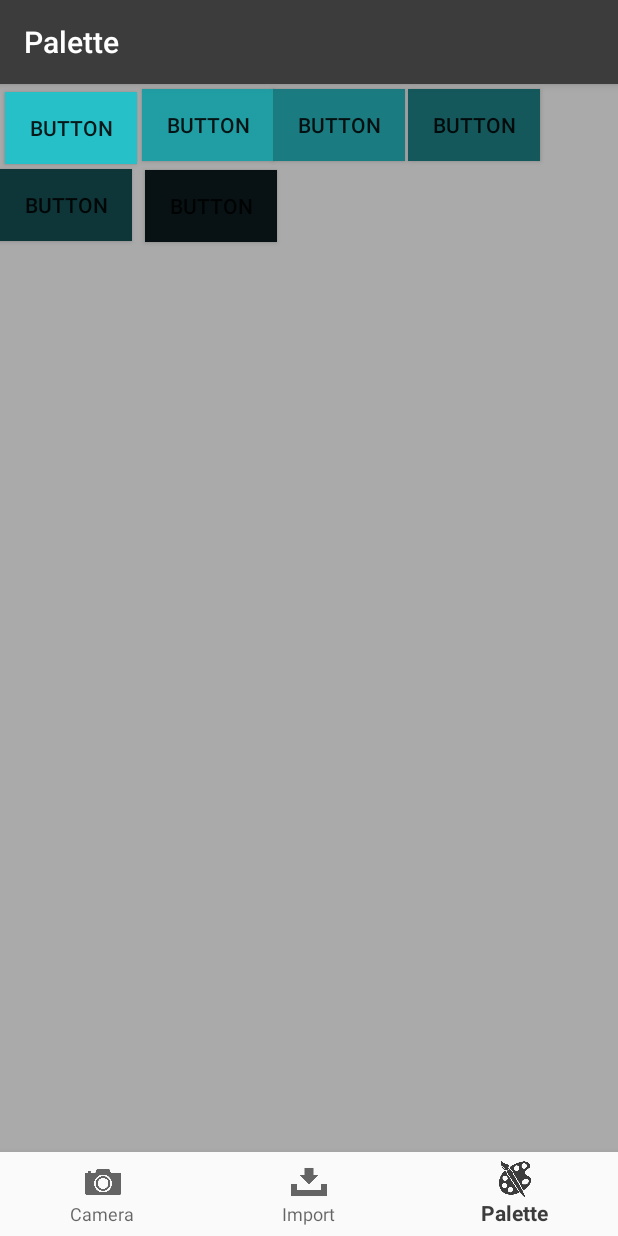
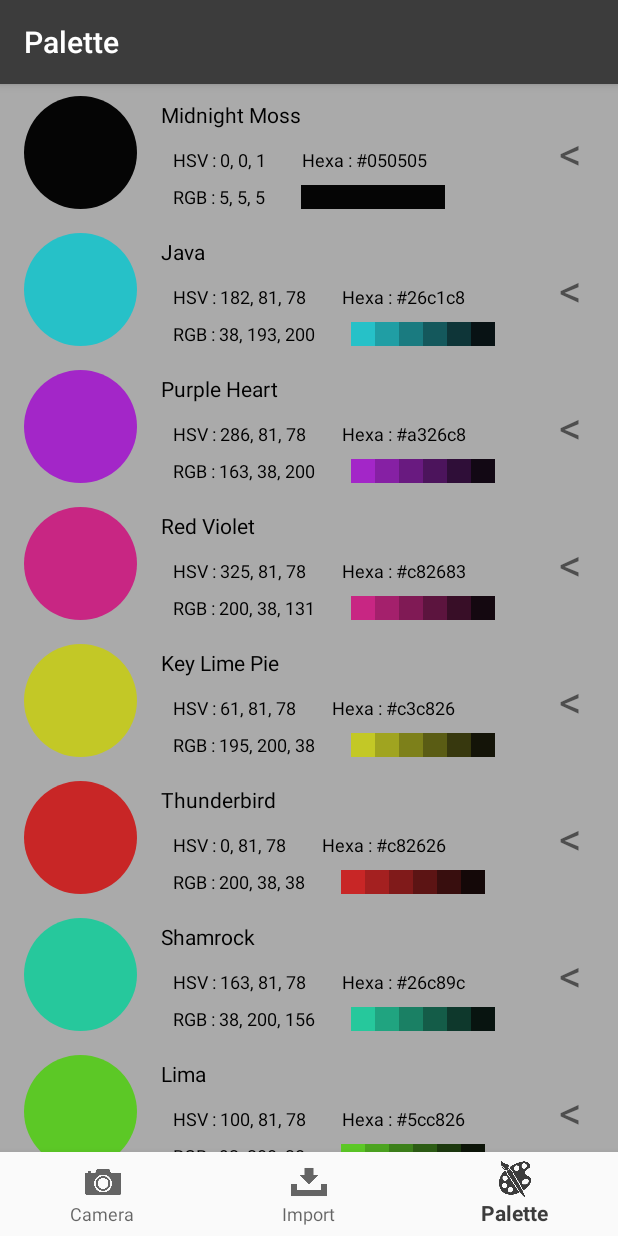
Before and after one commit to KieceDonc/Coloor, an Android app: the screen it shows after launch (MainActivity), on a phone screen of 412 x 824 dp. Run offline under Robolectric (Android 15) with nearby library versions, the phone set to English and light mode, and no system bars; our stand-ins replace CircleImageView, navigation-ui; pictures from the network do not load.

Commit message:
palette recycleview

```diff
--- a/app/src/main/java/com/vvdev/colorpicker/fragment/Palette/EditColorFragment.java
+++ b/app/src/main/java/com/vvdev/colorpicker/fragment/Palette/PaletteFragment.java
@@ -1,22 +1,22 @@
 package com.vvdev.colorpicker.fragment.Palette;
 
-import android.graphics.Color;
 import android.os.Bundle;
-import android.util.Log;
 import android.view.LayoutInflater;
 import android.view.View;
 import android.view.ViewGroup;
-import android.widget.Button;
 
 import com.vvdev.colorpicker.R;
-import com.vvdev.colorpicker.interfaces.ColorSpec;
+import com.vvdev.colorpicker.interfaces.ColorsData;
+import com.vvdev.colorpicker.ui.PaletteAdapter;
 
 import androidx.annotation.NonNull;
 import androidx.annotation.Nullable;
 import androidx.appcompat.app.AppCompatActivity;
 import androidx.fragment.app.Fragment;
+import androidx.recyclerview.widget.LinearLayoutManager;
+import androidx.recyclerview.widget.RecyclerView;
 
-public class EditColorFragment extends Fragment {
+public class PaletteFragment extends Fragment {
 
 
     public View onCreateView(@NonNull LayoutInflater inflater,
@@ -29,24 +29,13 @@ public class EditColorFragment extends Fragment {
     @Override
     public void onViewCreated(@NonNull View view, @Nullable Bundle savedInstanceState) {
         super.onViewCreated(view, savedInstanceState);
+        final RecyclerView rv = view.findViewById(R.id.pRecyclerView);
+        rv.setLayoutManager(new LinearLayoutManager(getContext()));
+        rv.setAdapter(new PaletteAdapter(ColorsData.getColorsSpec()));
     }
 
     @Override
     public void onResume() {
         super.onResume();
-        Button[] c = new Button[6];
-        c[0] = getView().findViewById(R.id.color0);
-        c[1] = getView().findViewById(R.id.color1);
-        c[2] = getView().findViewById(R.id.color2);
-        c[3] = getView().findViewById(R.id.color3);
-        c[4] = getView().findViewById(R.id.color4);
-        c[5] = getView().findViewById(R.id.color5);
-
-        ColorSpec blue = new ColorSpec("#26C1C8");
-
-        for(int x =0;x<c.length;x++){
-            c[x].setBackgroundColor(Color.parseColor(blue.getShades()[x]));
-        }
-        Log.e("test",blue.toString());
     }
 }
--- /dev/null
+++ b/app/src/main/java/com/vvdev/colorpicker/interfaces/ColorsData.java
@@ -0,0 +1,11 @@
+package com.vvdev.colorpicker.interfaces;
+
+public class ColorsData {
+
+    private static ColorSpec[] all = new ColorSpec[]{new ColorSpec("#050505"),new ColorSpec("#26c1c8"),new ColorSpec("#a326c8"),new ColorSpec("#c82683"),
+            new ColorSpec("#c3c826"),new ColorSpec("#c82626"),new ColorSpec("#26c89c"),new ColorSpec("#5cc826")};
+
+    public static ColorSpec[] getColorsSpec(){
+        return all;
+    }
+}
--- /dev/null
+++ b/app/src/main/java/com/vvdev/colorpicker/ui/PaletteAdapter.java
@@ -0,0 +1,106 @@
+package com.vvdev.colorpicker.ui;
+
+import android.graphics.Bitmap;
+import android.graphics.Color;
+import android.view.LayoutInflater;
+import android.view.View;
+import android.view.ViewGroup;
+import android.widget.TextView;
+
+import com.vvdev.colorpicker.R;
+import com.vvdev.colorpicker.interfaces.ColorSpec;
+import com.vvdev.colorpicker.interfaces.ColorUtility;
+
+import de.hdodenhof.circleimageview.CircleImageView;
+
+import androidx.recyclerview.widget.RecyclerView;
+
+public class PaletteAdapter extends RecyclerView.Adapter<PaletteAdapter.MyViewHolder> {
+
+    private ColorSpec[] colorSpecs;
+
+    public PaletteAdapter(ColorSpec[] colorsSpec){
+        this.colorSpecs=colorsSpec;
+    }
+
+    @Override
+    public int getItemCount() {
+        return colorSpecs.length;
+    }
+
+    @Override
+    public MyViewHolder onCreateViewHolder(ViewGroup parent, int viewType) {
+        LayoutInflater inflater = LayoutInflater.from(parent.getContext());
+        View view = inflater.inflate(R.layout.palette_itemrecycle, parent, false);
+        return new MyViewHolder(view);
+    }
+
+    @Override
+    public void onBindViewHolder(MyViewHolder holder, int position) {
+        ColorSpec currentColorSpec = colorSpecs[position];
+        holder.display(currentColorSpec);
+    }
+
+    public class MyViewHolder extends RecyclerView.ViewHolder {
+
+        private ColorSpec colorSpec;
+        private CircleImageView colorPreview;
+        private TextView colorName;
+        private TextView hsv;
+        private TextView rgb;
+        private TextView hexa;
+        private TextView more;
+        private View generate0;
+        private View generate1;
+        private View generate2;
+        private View generate3;
+        private View generate4;
+        private View generate5;
+
+        public MyViewHolder(final View itemView) {
+            super(itemView);
+
+            colorPreview = itemView.findViewById(R.id.piColorPreview);
+            colorName = itemView.findViewById(R.id.piColorName);
+            hsv = itemView.findViewById(R.id.piHSV);
+            rgb = itemView.findViewById(R.id.piRGB);
+            hexa = itemView.findViewById(R.id.piHex);
+            more = itemView.findViewById(R.id.piMore);
+            generate0 = itemView.findViewById(R.id.piGenerate0);
+            generate1 = itemView.findViewById(R.id.piGenerate1);
+            generate2 = itemView.findViewById(R.id.piGenerate2);
+            generate3 = itemView.findViewById(R.id.piGenerate3);
+            generate4 = itemView.findViewById(R.id.piGenerate4);
+            generate5 = itemView.findViewById(R.id.piGenerate5);
+
+        }
+
+        public void display(ColorSpec colorSpec) {
+            this.colorSpec=colorSpec;
+
+            String hexaFromColorSpec = colorSpec.getHexa();
+            int[] hsvFromColorSpec = colorSpec.getHSV();
+            int[] rgbFromColorSpec = colorSpec.getRGB();
+
+            Bitmap bitmapOfPreview = Bitmap.createBitmap(250, 250, Bitmap.Config.ARGB_8888);
+            bitmapOfPreview.eraseColor(Color.parseColor(hexaFromColorSpec));
+            colorPreview.setImageBitmap(bitmapOfPreview);
+            colorName.setText(ColorUtility.nearestColor(hexaFromColorSpec)[0]);
+            String toHSV = "HSV : "+hsvFromColorSpec[0]+", "+hsvFromColorSpec[1]+", "+hsvFromColorSpec[2];
+            hsv.setText(toHSV);
+            String toRGB = "RGB : "+rgbFromColorSpec[0]+", "+rgbFromColorSpec[1]+", "+rgbFromColorSpec[2];
+            rgb.setText(toRGB);
+            String toHexa = "Hexa : "+hexaFromColorSpec;
+            hexa.setText(toHexa);
+
+            String[] shades = colorSpec.getShades();
+            generate0.setBackgroundColor(Color.parseColor(shades[0]));
+            generate1.setBackgroundColor(Color.parseColor(shades[1]));
+            generate2.setBackgroundColor(Color.parseColor(shades[2]));
+            generate3.setBackgroundColor(Color.parseColor(shades[3]));
+            generate4.setBackgroundColor(Color.parseColor(shades[4]));
+            generate5.setBackgroundColor(Color.parseColor(shades[5]));
+        }
+    }
+
+}
--- a/app/src/main/res/layout/fragment_palette.xml
+++ b/app/src/main/res/layout/fragment_palette.xml
@@ -6,60 +6,26 @@
     android:layout_height="match_parent"
     android:background="#aaaaaa">
 
-    <Button
-        android:id="@+id/color0"
-        android:layout_width="wrap_content"
-        android:layout_height="wrap_content"
-        android:layout_marginStart="3dp"
-        android:layout_marginTop="2dp"
-        android:text="Button"
-        app:layout_constraintStart_toStartOf="@+id/color4"
-        app:layout_constraintTop_toTopOf="@+id/color1" />
+    <ScrollView
+        android:layout_width="match_parent"
+        android:layout_height="match_parent"
+        app:layout_constraintBottom_toBottomOf="parent"
+        app:layout_constraintEnd_toEndOf="parent"
+        app:layout_constraintStart_toStartOf="parent"
+        app:layout_constraintTop_toTopOf="parent">
 
-    <Button
-        android:id="@+id/color1"
-        android:layout_width="wrap_content"
-        android:layout_height="wrap_content"
-        android:layout_marginStart="3dp"
-        android:layout_marginTop="3dp"
-        android:text="Button"
-        app:layout_constraintStart_toEndOf="@+id/color0"
-        app:layout_constraintTop_toTopOf="parent" />
+        <LinearLayout
+            android:layout_width="match_parent"
+            android:layout_height="wrap_content"
+            android:orientation="vertical">
 
-    <Button
-        android:id="@+id/color2"
-        android:layout_width="wrap_content"
-        android:layout_height="wrap_content"
-        android:layout_marginEnd="2dp"
-        android:text="Button"
-        app:layout_constraintBaseline_toBaselineOf="@+id/color1"
-        app:layout_constraintEnd_toStartOf="@+id/color3" />
+            <androidx.recyclerview.widget.RecyclerView
+                android:id="@+id/pRecyclerView"
+                android:layout_width="match_parent"
+                android:layout_height="match_parent">
 
-    <Button
-        android:id="@+id/color3"
-        android:layout_width="wrap_content"
-        android:layout_height="wrap_content"
-        android:layout_marginEnd="52dp"
-        android:text="Button"
-        app:layout_constraintBaseline_toBaselineOf="@+id/color2"
-        app:layout_constraintEnd_toEndOf="parent" />
+            </androidx.recyclerview.widget.RecyclerView>
+        </LinearLayout>
+    </ScrollView>
 
-    <Button
-        android:id="@+id/color4"
-        android:layout_width="wrap_content"
-        android:layout_height="wrap_content"
-        android:layout_marginTop="3dp"
-        android:text="Button"
-        app:layout_constraintStart_toStartOf="parent"
-        app:layout_constraintTop_toBottomOf="@+id/color0" />
-
-    <Button
-        android:id="@+id/color5"
-        android:layout_width="wrap_content"
-        android:layout_height="wrap_content"
-        android:layout_marginStart="2dp"
-        android:layout_marginTop="6dp"
-        android:text="Button"
-        app:layout_constraintStart_toStartOf="@+id/color1"
-        app:layout_constraintTop_toBottomOf="@+id/color1" />
 </androidx.constraintlayout.widget.ConstraintLayout>
--- a/app/src/main/res/layout/palette_itemrecycle.xml
+++ b/app/src/main/res/layout/palette_itemrecycle.xml
@@ -10,15 +10,16 @@
         android:id="@+id/piColorPreview"
         android:layout_width="75dp"
         android:layout_height="75dp"
-        android:layout_marginStart="8dp"
+        android:layout_marginStart="16dp"
         android:layout_marginTop="8dp"
         android:layout_marginBottom="8dp"
-        android:src="@color/Theme1_Third"
+        android:src="@android:color/transparent"
         app:civ_border_color="#FF000000"
-        app:civ_border_width="2dp"
+        app:civ_border_width="0dp"
         app:layout_constraintBottom_toBottomOf="parent"
         app:layout_constraintStart_toStartOf="parent"
-        app:layout_constraintTop_toTopOf="parent" />
+        app:layout_constraintTop_toTopOf="parent"
+        app:layout_constraintVertical_bias="0.0" />
 
     <TextView
         android:id="@+id/piColorName"
@@ -63,7 +64,7 @@
         android:layout_width="wrap_content"
         android:layout_height="wrap_content"
         android:layout_marginStart="24dp"
-        android:text="Hex : #000000"
+        android:text="Hexa : #000000"
         android:textColor="@android:color/black"
         android:textSize="12sp"
         app:layout_constraintBottom_toBottomOf="@+id/piColorPreview"
@@ -107,8 +108,9 @@
         android:layout_height="16dp"
         android:background="#FF808080"
         app:layout_constraintBottom_toBottomOf="@+id/piGenerate0"
-        app:layout_constraintStart_toEndOf="@+id/piGenerate3"
-        app:layout_constraintTop_toTopOf="@+id/piGenerate0" />
+        app:layout_constraintStart_toEndOf="@+id/piGenerate1"
+        app:layout_constraintTop_toTopOf="@+id/piGenerate0"
+        app:layout_constraintVertical_bias="0.0" />
 
     <View
         android:id="@+id/piGenerate3"
@@ -116,8 +118,9 @@
         android:layout_height="16dp"
         android:background="#FF606060"
         app:layout_constraintBottom_toBottomOf="@+id/piGenerate0"
-        app:layout_constraintStart_toEndOf="@+id/piGenerate4"
-        app:layout_constraintTop_toTopOf="@+id/piGenerate0" />
+        app:layout_constraintStart_toEndOf="@+id/piGenerate2"
+        app:layout_constraintTop_toTopOf="@+id/piGenerate0"
+        app:layout_constraintVertical_bias="0.0" />
 
     <View
         android:id="@+id/piGenerate4"
@@ -125,7 +128,18 @@
         android:layout_height="16dp"
         android:background="#FF404040"
         app:layout_constraintBottom_toBottomOf="@+id/piGenerate0"
-        app:layout_constraintStart_toEndOf="@+id/piGenerate1"
-        app:layout_constraintTop_toTopOf="@+id/piGenerate0" />
+        app:layout_constraintStart_toEndOf="@+id/piGenerate3"
+        app:layout_constraintTop_toTopOf="@+id/piGenerate0"
+        app:layout_constraintVertical_bias="0.0" />
+
+    <View
+        android:id="@+id/piGenerate5"
+        android:layout_width="16dp"
+        android:layout_height="16dp"
+        android:background="#FFA0A0A0"
+        app:layout_constraintBottom_toBottomOf="@+id/piGenerate0"
+        app:layout_constraintStart_toEndOf="@+id/piGenerate4"
+        app:layout_constraintTop_toTopOf="@+id/piGenerate0"
+        app:layout_constraintVertical_bias="0.0" />
 
 </androidx.constraintlayout.widget.ConstraintLayout>
--- a/app/src/main/res/navigation/mobile_navigation.xml
+++ b/app/src/main/res/navigation/mobile_navigation.xml
@@ -27,7 +27,7 @@
 
     <fragment
         android:id="@+id/navigation_palette"
-        android:name="com.vvdev.colorpicker.fragment.Palette.EditColorFragment"
+        android:name="com.vvdev.colorpicker.fragment.Palette.PaletteFragment"
         android:label="@string/nav_menu_Palette"
         tools:layout="@layout/fragment_palette">
         <action
```
